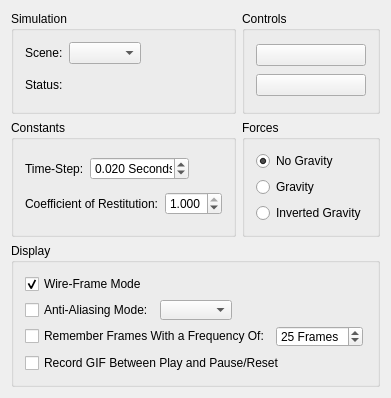
This is ui/rigid_body_simulator.ui in diegomacario/Dyna-Kinematics as Qt 5 draws it before an edit. The edited form follows.
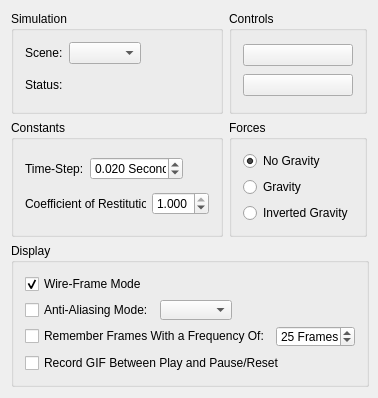
This is the edited form.

Commit message: Make the simulation controller not resizable on macOS

```diff
--- a/ui/rigid_body_simulator.ui
+++ b/ui/rigid_body_simulator.ui
@@ -11,15 +11,21 @@
    </rect>
   </property>
   <property name="sizePolicy">
-   <sizepolicy hsizetype="Preferred" vsizetype="Preferred">
+   <sizepolicy hsizetype="Fixed" vsizetype="Fixed">
     <horstretch>0</horstretch>
     <verstretch>0</verstretch>
    </sizepolicy>
   </property>
   <property name="minimumSize">
    <size>
-    <width>0</width>
-    <height>0</height>
+    <width>378</width>
+    <height>398</height>
+   </size>
+  </property>
+  <property name="maximumSize">
+   <size>
+    <width>378</width>
+    <height>398</height>
    </size>
   </property>
   <property name="windowTitle">
```
The commit also changes 1 other file.
